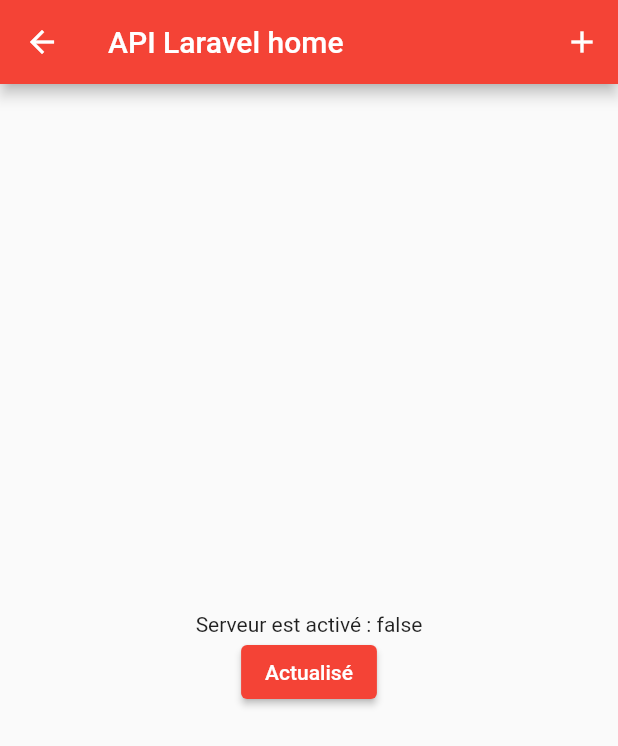
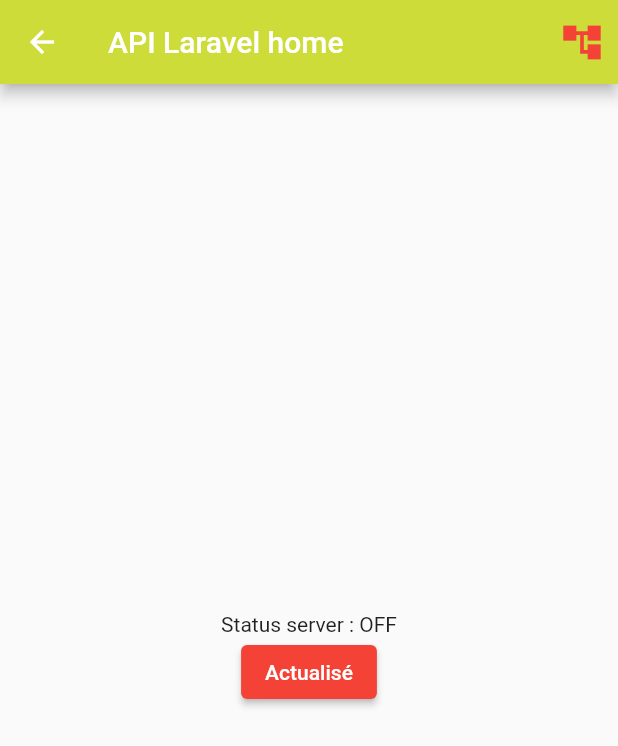
Before and after one commit to windev15A/Flutter, a Flutter app: the Home screen opened by its route, on a phone screen of 412 x 824 dp. Shown: the top 746 px of the screen. Run offline on Flutter 3.47's test engine with Material 2 defaults, Android fonts, the phone set to English and light mode, and no system bars; our stand-ins replace google_maps_flutter, image_picker, pull_to_refresh, sqflite; accounts and stored records are empty; generated files the repository leaves out were written again; network calls fail.

Commit message:
Update project

```diff
--- a/lib/screens/home.dart
+++ b/lib/screens/home.dart
@@ -5,7 +5,6 @@ import 'package:language/models/product.dart';
 import 'package:language/components/customDialogue.dart';
 import 'package:language/screens/detailProduct.dart';
 import 'package:flutter_gen/gen_l10n/app_localizations.dart';
-
 
 import 'package:pull_to_refresh/pull_to_refresh.dart';
 
@@ -74,10 +73,20 @@ class _HomeState extends State<Home> {
     return Scaffold(
         appBar: AppBar(
           title: Text("API Laravel home"),
-
+          backgroundColor: Colors.lime,
           actions: [
             IconButton(
-                icon: Icon(Icons.add),
+                icon: server
+                    ? Icon(
+                        Icons.add,
+                        size: 30,
+                        color: Colors.yellow,
+                      )
+                    : Icon(
+                        Icons.account_tree_sharp,
+                        size: 30,
+                        color: Colors.red,
+                      ),
                 onPressed: () {
                   Navigator.push(
                     context,
@@ -216,7 +225,7 @@ class _HomeState extends State<Home> {
                   child: Column(
                     mainAxisAlignment: MainAxisAlignment.center,
                     children: [
-                      Text("Serveur est activé : $server"),
+                      Text("Status server : ${server ?  "ON" : "OFF"}"),
                       ElevatedButton(
                           onPressed: () {
                             testServeur();
```
Also changed, not shown: lib/screens/detailProduct.dart (+9 -8 lines), lib/screens/sqllite.dart (+11 -8 lines).
